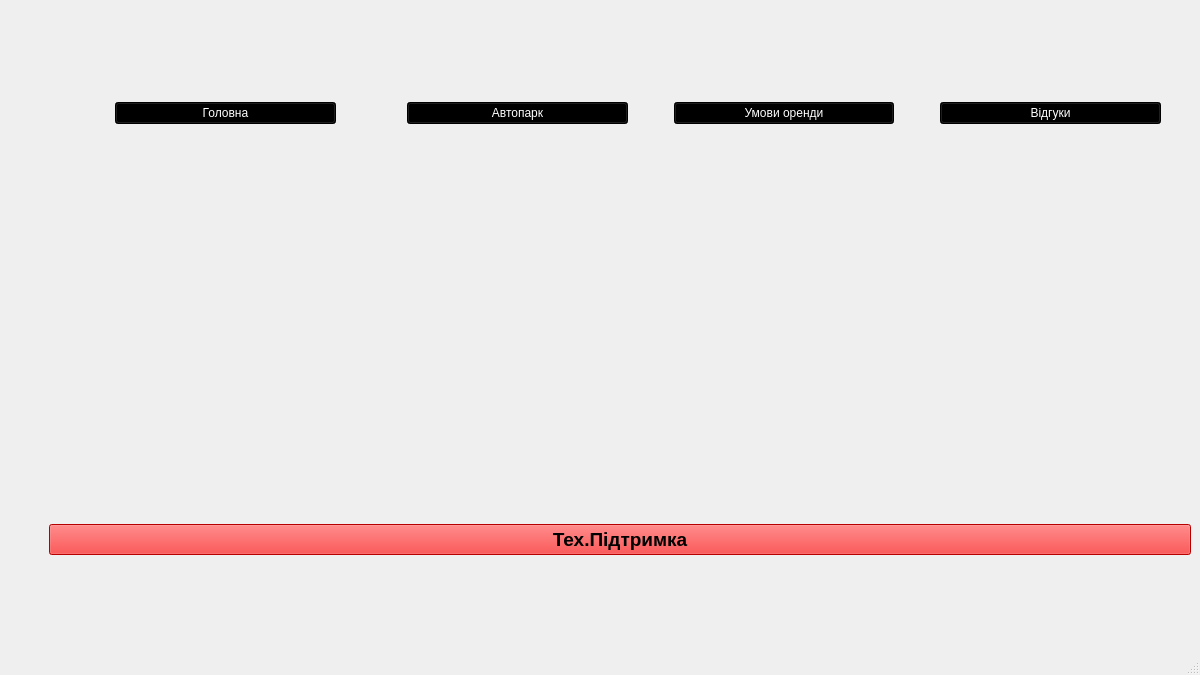
The window that kursova/mainwindow.ui (Maxverrr/kursova) describes before a commit, drawn with Qt 5.
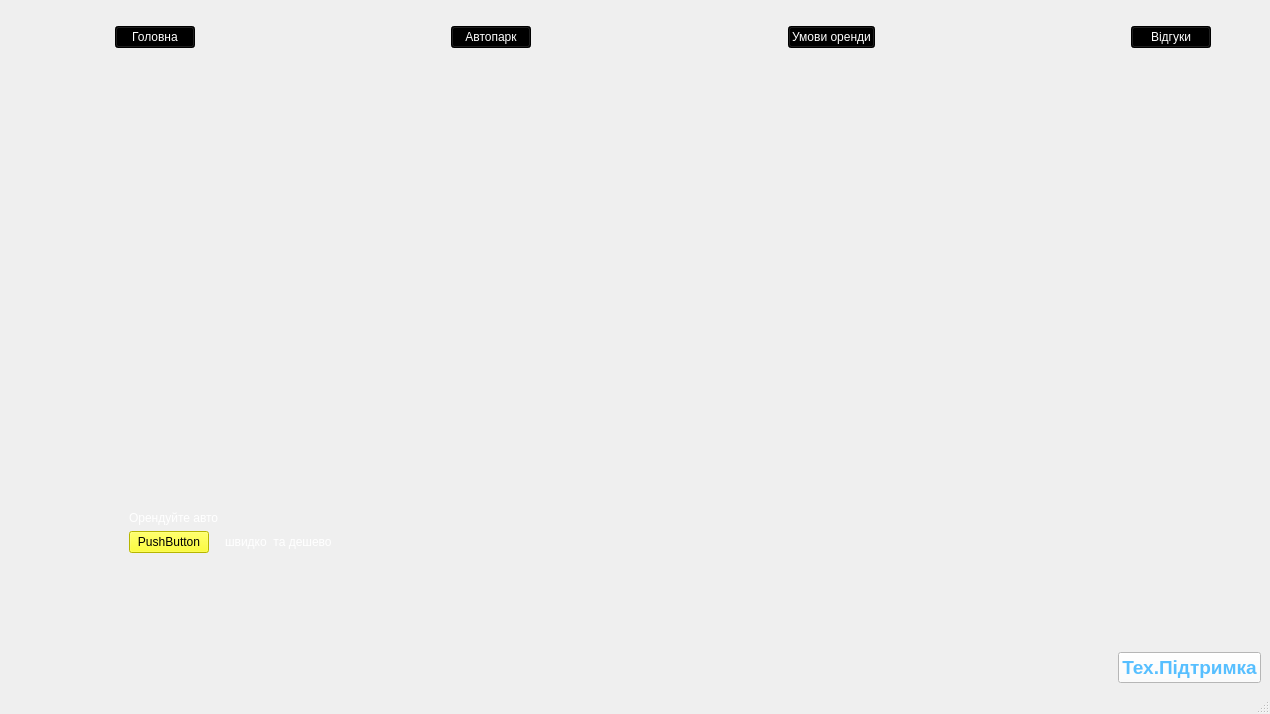
The same window after the commit. Icons and pictures are not drawn.

Diff of the .ui file:
```diff
--- a/kursova/mainwindow.ui
+++ b/kursova/mainwindow.ui
@@ -6,8 +6,8 @@
    <rect>
     <x>0</x>
     <y>0</y>
-    <width>1200</width>
-    <height>675</height>
+    <width>1270</width>
+    <height>714</height>
    </rect>
   </property>
   <property name="windowTitle">
@@ -89,13 +89,13 @@
        </widget>
       </item>
       <item>
-       <spacer name="horizontalSpacer_5">
-        <property name="sizeType">
-         <enum>QSizePolicy::Fixed</enum>
+       <spacer name="horizontalSpacer_6">
+        <property name="orientation">
+         <enum>Qt::Orientation::Horizontal</enum>
         </property>
         <property name="sizeHint" stdset="0">
          <size>
-          <width>65</width>
+          <width>40</width>
           <height>20</height>
          </size>
         </property>
@@ -114,7 +114,10 @@
        </widget>
       </item>
       <item>
-       <spacer name="horizontalSpacer_3">
+       <spacer name="horizontalSpacer_7">
+        <property name="orientation">
+         <enum>Qt::Orientation::Horizontal</enum>
+        </property>
         <property name="sizeHint" stdset="0">
          <size>
           <width>40</width>
@@ -136,7 +139,10 @@
        </widget>
       </item>
       <item>
-       <spacer name="horizontalSpacer">
+       <spacer name="horizontalSpacer_8">
+        <property name="orientation">
+         <enum>Qt::Orientation::Horizontal</enum>
+        </property>
         <property name="sizeHint" stdset="0">
          <size>
           <width>40</width>
@@ -158,13 +164,16 @@
        </widget>
       </item>
       <item>
-       <spacer name="horizontalSpacer_4">
+       <spacer name="horizontalSpacer_9">
+        <property name="orientation">
+         <enum>Qt::Orientation::Horizontal</enum>
+        </property>
         <property name="sizeType">
          <enum>QSizePolicy::Fixed</enum>
         </property>
         <property name="sizeHint" stdset="0">
          <size>
-          <width>30</width>
+          <width>50</width>
           <height>20</height>
          </size>
         </property>
@@ -185,6 +194,64 @@
 	border-image: url(D:/KN321/MaxBrydun/kursova/mainwindow.jpeg);
 }</string>
          </property>
+         <widget class="QWidget" name="formLayoutWidget">
+          <property name="geometry">
+           <rect>
+            <x>120</x>
+            <y>230</y>
+            <width>451</width>
+            <height>251</height>
+           </rect>
+          </property>
+          <layout class="QFormLayout" name="formLayout">
+           <item row="3" column="0">
+            <widget class="QPushButton" name="pushButton_3">
+             <property name="styleSheet">
+              <string notr="true">background-color: rgb(255, 255, 0);
+color: rgb(0, 0, 0);</string>
+             </property>
+             <property name="text">
+              <string>PushButton</string>
+             </property>
+            </widget>
+           </item>
+           <item row="3" column="1">
+            <widget class="QLabel" name="label_3">
+             <property name="styleSheet">
+              <string notr="true">color: rgb(255, 255, 255);
+font: 700 18pt &quot;Segoe UI&quot;;</string>
+             </property>
+             <property name="text">
+              <string>швидко  та дешево</string>
+             </property>
+            </widget>
+           </item>
+           <item row="0" column="0">
+            <spacer name="verticalSpacer">
+             <property name="orientation">
+              <enum>Qt::Orientation::Vertical</enum>
+             </property>
+             <property name="sizeHint" stdset="0">
+              <size>
+               <width>20</width>
+               <height>40</height>
+              </size>
+             </property>
+            </spacer>
+           </item>
+           <item row="2" column="0">
+            <widget class="QLabel" name="label_2">
+             <property name="styleSheet">
+              <string notr="true">color: rgb(255, 255, 255);
+font: 700 18pt &quot;Segoe UI&quot;;</string>
+             </property>
+             <property name="text">
+              <string>Орендуйте авто</string>
+             </property>
+            </widget>
+           </item>
+          </layout>
+         </widget>
         </widget>
        </widget>
       </item>
@@ -194,6 +261,9 @@
      <layout class="QHBoxLayout" name="horizontalLayout_2">
       <item>
        <spacer name="horizontalSpacer_2">
+        <property name="orientation">
+         <enum>Qt::Orientation::Horizontal</enum>
+        </property>
         <property name="sizeHint" stdset="0">
          <size>
           <width>40</width>
@@ -207,12 +277,39 @@
         <property name="palette">
          <palette>
           <active>
+           <colorrole role="WindowText">
+            <brush brushstyle="SolidPattern">
+             <color alpha="255">
+              <red>87</red>
+              <green>191</green>
+              <blue>255</blue>
+             </color>
+            </brush>
+           </colorrole>
            <colorrole role="Button">
             <brush brushstyle="SolidPattern">
              <color alpha="255">
               <red>255</red>
-              <green>0</green>
-              <blue>0</blue>
+              <green>255</green>
+              <blue>255</blue>
+             </color>
+            </brush>
+           </colorrole>
+           <colorrole role="Text">
+            <brush brushstyle="SolidPattern">
+             <color alpha="255">
+              <red>87</red>
+              <green>191</green>
+              <blue>255</blue>
+             </color>
+            </brush>
+           </colorrole>
+           <colorrole role="ButtonText">
+            <brush brushstyle="SolidPattern">
+             <color alpha="255">
+              <red>87</red>
+              <green>191</green>
+              <blue>255</blue>
              </color>
             </brush>
            </colorrole>
@@ -220,8 +317,8 @@
             <brush brushstyle="SolidPattern">
              <color alpha="255">
               <red>255</red>
-              <green>0</green>
-              <blue>0</blue>
+              <green>255</green>
+              <blue>255</blue>
              </color>
             </brush>
            </colorrole>
@@ -229,19 +326,55 @@
             <brush brushstyle="SolidPattern">
              <color alpha="255">
               <red>255</red>
-              <green>0</green>
-              <blue>0</blue>
+              <green>255</green>
+              <blue>255</blue>
+             </color>
+            </brush>
+           </colorrole>
+           <colorrole role="PlaceholderText">
+            <brush brushstyle="SolidPattern">
+             <color alpha="128">
+              <red>87</red>
+              <green>191</green>
+              <blue>255</blue>
              </color>
             </brush>
            </colorrole>
           </active>
           <inactive>
+           <colorrole role="WindowText">
+            <brush brushstyle="SolidPattern">
+             <color alpha="255">
+              <red>87</red>
+              <green>191</green>
+              <blue>255</blue>
+             </color>
+            </brush>
+           </colorrole>
            <colorrole role="Button">
             <brush brushstyle="SolidPattern">
              <color alpha="255">
               <red>255</red>
-              <green>0</green>
-              <blue>0</blue>
+              <green>255</green>
+              <blue>255</blue>
+             </color>
+            </brush>
+           </colorrole>
+           <colorrole role="Text">
+            <brush brushstyle="SolidPattern">
+             <color alpha="255">
+              <red>87</red>
+              <green>191</green>
+              <blue>255</blue>
+             </color>
+            </brush>
+           </colorrole>
+           <colorrole role="ButtonText">
+            <brush brushstyle="SolidPattern">
+             <color alpha="255">
+              <red>87</red>
+              <green>191</green>
+              <blue>255</blue>
              </color>
             </brush>
            </colorrole>
@@ -249,8 +382,8 @@
             <brush brushstyle="SolidPattern">
              <color alpha="255">
               <red>255</red>
-              <green>0</green>
-              <blue>0</blue>
+              <green>255</green>
+              <blue>255</blue>
              </color>
             </brush>
            </colorrole>
@@ -258,19 +391,55 @@
             <brush brushstyle="SolidPattern">
              <color alpha="255">
               <red>255</red>
-              <green>0</green>
-              <blue>0</blue>
+              <green>255</green>
+              <blue>255</blue>
+             </color>
+            </brush>
+           </colorrole>
+           <colorrole role="PlaceholderText">
+            <brush brushstyle="SolidPattern">
+             <color alpha="128">
+              <red>87</red>
+              <green>191</green>
+              <blue>255</blue>
              </color>
             </brush>
            </colorrole>
           </inactive>
           <disabled>
+           <colorrole role="WindowText">
+            <brush brushstyle="SolidPattern">
+             <color alpha="255">
+              <red>87</red>
+              <green>191</green>
+              <blue>255</blue>
+             </color>
+            </brush>
+           </colorrole>
            <colorrole role="Button">
             <brush brushstyle="SolidPattern">
              <color alpha="255">
               <red>255</red>
-              <green>0</green>
-              <blue>0</blue>
+              <green>255</green>
+              <blue>255</blue>
+             </color>
+            </brush>
+           </colorrole>
+           <colorrole role="Text">
+            <brush brushstyle="SolidPattern">
+             <color alpha="255">
+              <red>87</red>
+              <green>191</green>
+              <blue>255</blue>
+             </color>
+            </brush>
+           </colorrole>
+           <colorrole role="ButtonText">
+            <brush brushstyle="SolidPattern">
+             <color alpha="255">
+              <red>87</red>
+              <green>191</green>
+              <blue>255</blue>
              </color>
             </brush>
            </colorrole>
@@ -278,8 +447,8 @@
             <brush brushstyle="SolidPattern">
              <color alpha="255">
               <red>255</red>
-              <green>0</green>
-              <blue>0</blue>
+              <green>255</green>
+              <blue>255</blue>
              </color>
             </brush>
            </colorrole>
@@ -287,8 +456,17 @@
             <brush brushstyle="SolidPattern">
              <color alpha="255">
               <red>255</red>
-              <green>0</green>
-              <blue>0</blue>
+              <green>255</green>
+              <blue>255</blue>
+             </color>
+            </brush>
+           </colorrole>
+           <colorrole role="PlaceholderText">
+            <brush brushstyle="SolidPattern">
+             <color alpha="128">
+              <red>87</red>
+              <green>191</green>
+              <blue>255</blue>
              </color>
             </brush>
            </colorrole>
@@ -298,12 +476,15 @@
         <property name="font">
          <font>
           <pointsize>14</pointsize>
-          <weight>75</weight>
           <bold>true</bold>
          </font>
         </property>
         <property name="styleSheet">
-         <string notr="true">QPushButton { background-color: red }</string>
+         <string notr="true">background-color: rgb(255, 255, 255);
+color: rgb(87, 191, 255);
+
+
+</string>
         </property>
         <property name="text">
          <string>Тех.Підтримка</string>
```
Left out of the diff: 6 changed lines with no effect on the pictures.
